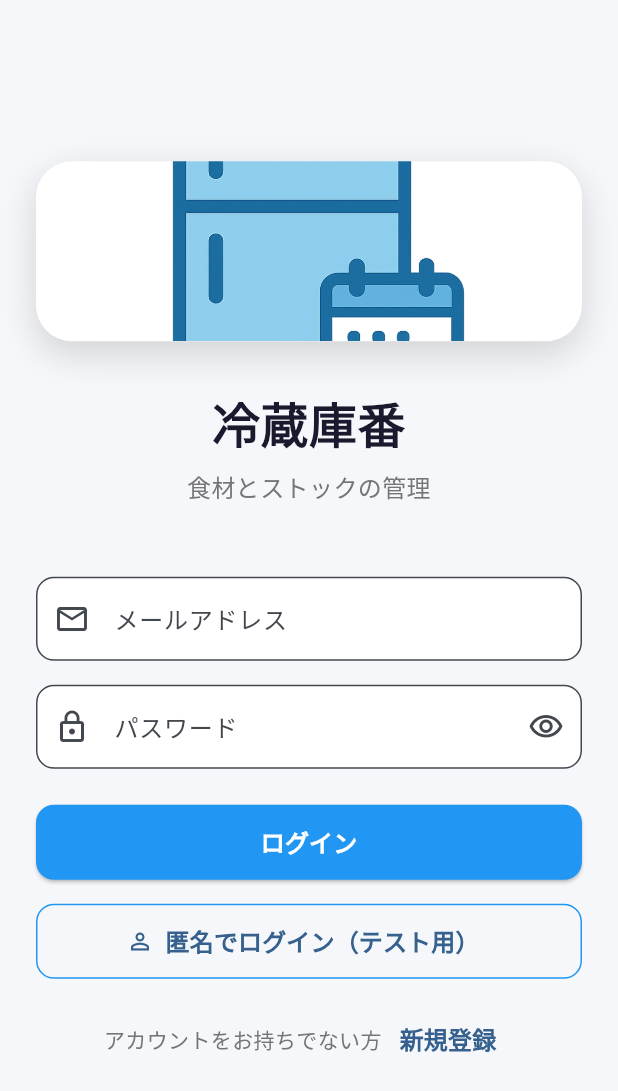
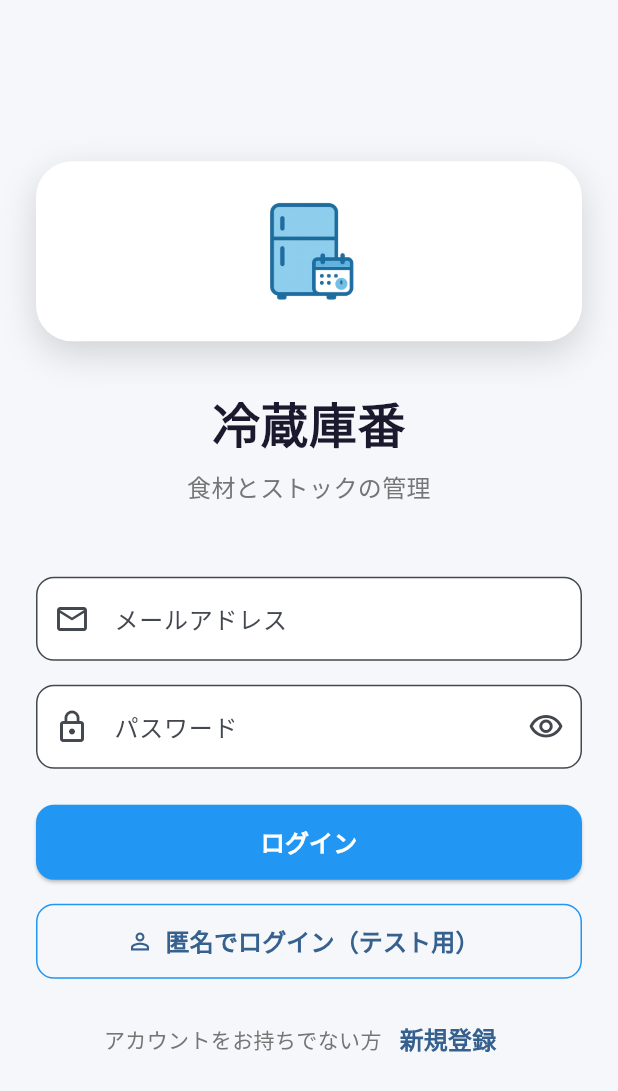
Before and after one commit to locotown/reizoukoban.app, a Flutter app: the screen it shows after launch, on a phone screen of 412 x 824 dp. Shown: the top 1091 px of the screen. Run offline on Flutter 3.47's test engine with Material 3 defaults, Android fonts, the phone set to English and light mode, and no system bars; our stand-ins replace supabase_flutter; missing offline and left inert: dart:html; accounts and stored records are empty.

Commit message:
修正: アイコン表示と買い物リスト購入済み処理
- アイコン: fit=contain + padding で全体表示
- 食材由来: 購入済みにするのみ（ストック追加しない）
- ストック由来: ストックに反映

```diff
--- a/lib/screens/login_screen.dart
+++ b/lib/screens/login_screen.dart
@@ -233,17 +233,20 @@ class _LoginScreenState extends State<LoginScreen> {
                     ),
                     child: ClipRRect(
                       borderRadius: BorderRadius.circular(24),
+                      child: Padding(
+                        padding: const EdgeInsets.all(8),
                         child: Image.asset(
                           'assets/icons/app_icon.png',
-                        width: 120,
-                        height: 120,
-                        fit: BoxFit.cover,
+                          width: 104,
+                          height: 104,
+                          fit: BoxFit.contain,  // contain に変更して全体を表示
                           errorBuilder: (context, error, stackTrace) {
                             // 画像読み込みエラー時はフォールバック絵文字
                             return const Center(
                               child: Text('🧊', style: TextStyle(fontSize: 60)),
                             );
                           },
+                        ),
                       ),
                     ),
                   ),
```
Also changed, not shown: lib/screens/shopping_list_screen.dart (+36 -21 lines), 6 other files. Lines whose indentation alone changed are shown as unchanged.
